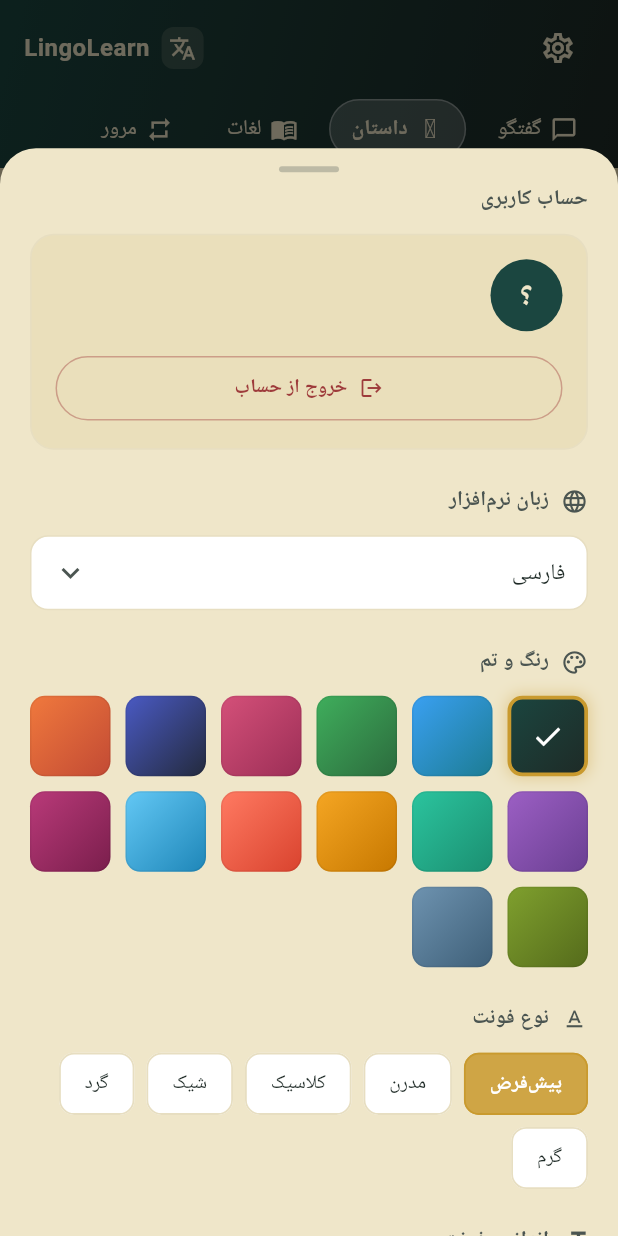
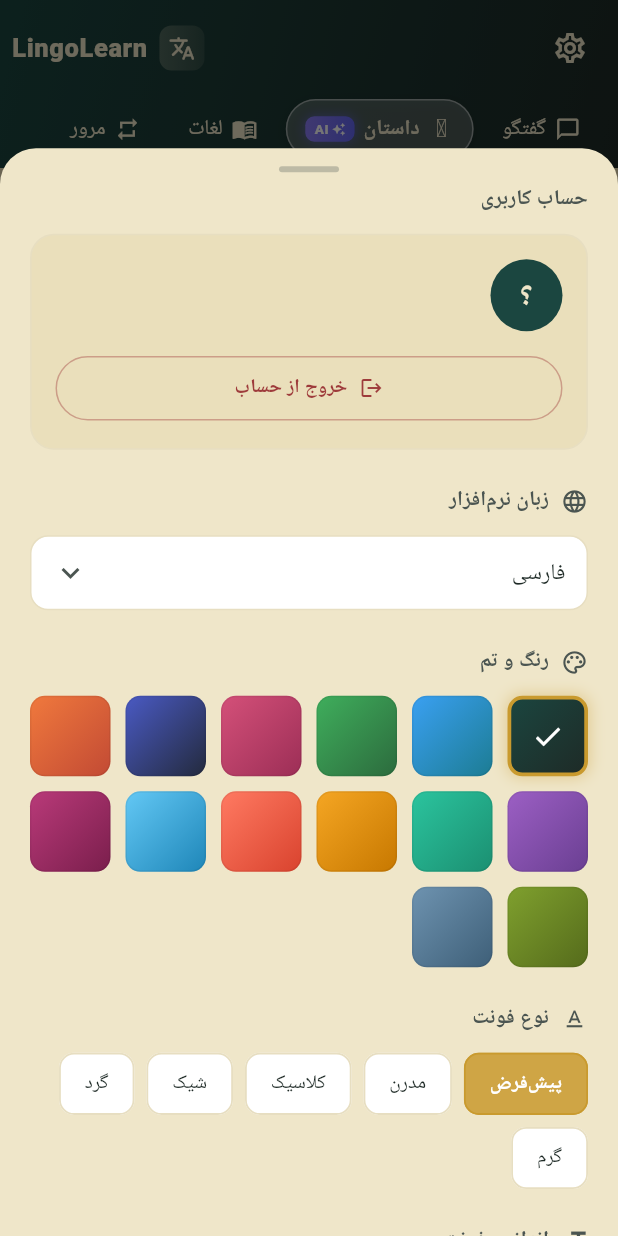
Before and after one commit to maryam1998/Zflut, a Flutter app: the screen it shows after launch, after a tap on the "settings" icon, on a phone screen of 412 x 824 dp. Run offline on Flutter 3.47's test engine with Material 3 defaults, Android fonts, the phone set to English and light mode, and no system bars; our stand-ins replace flutter_riverpod, go_router, shared_preferences, supabase_flutter; accounts and stored records are empty; generated files the repository leaves out were written again; Roboto replaces fonts that are missing (Vazirmatn); statements that could not run were skipped.

Commit message:
Update header_tabs.dart

```diff
--- a/lib/features/shell/widgets/header_tabs.dart
+++ b/lib/features/shell/widgets/header_tabs.dart
@@ -40,28 +40,31 @@ class HeaderTabs extends StatelessWidget {
         bottom: false,
         child: Column(
           children: [
-            // ── ردیف بالایی: لوگو + عنوان + تنظیمات ──
             Padding(
-              padding: const EdgeInsets.fromLTRB(16, 8, 16, 4),
+              padding: const EdgeInsets.fromLTRB(8, 8, 8, 4),
               child: Row(
                 children: [
                   IconButton(
                     onPressed: onSettingsTap,
                     icon: Icon(Icons.settings_outlined, color: c.headerText),
-                    tooltip: 'Settings',
                   ),
                   const Spacer(),
                   Row(
                     children: [
                       Container(
-                        width: 28,
-                        height: 28,
+                        width: 30,
+                        height: 30,
                         decoration: BoxDecoration(
-                          color: c.headerText.withOpacity(0.15),
+                          gradient: LinearGradient(
+                            colors: [
+                              c.headerText.withOpacity(0.25),
+                              c.headerText.withOpacity(0.10),
+                            ],
+                          ),
                           borderRadius: BorderRadius.circular(8),
                         ),
                         child: Icon(
-                          Icons.translate,
+                          Icons.translate_rounded,
                           size: 18,
                           color: c.headerText,
                         ),
@@ -71,9 +74,9 @@ class HeaderTabs extends StatelessWidget {
                         'LingoLearn',
                         style: TextStyle(
                           color: c.headerText,
-                          fontSize: 16,
-                          fontWeight: FontWeight.w700,
-                          letterSpacing: 0.3,
+                          fontSize: 17,
+                          fontWeight: FontWeight.w800,
+                          letterSpacing: 0.4,
                         ),
                       ),
                     ],
@@ -81,8 +84,6 @@ class HeaderTabs extends StatelessWidget {
                 ],
               ),
             ),
-
-            // ── ردیف پایینی: گروه‌ها ──
             SizedBox(
               height: 52,
               child: ListView.separated(
@@ -98,6 +99,7 @@ class HeaderTabs extends StatelessWidget {
                     label: _labelFor(L, group.labelKey),
                     active: active,
                     headerText: c.headerText,
+                    isAi: group.isAiPowered,
                     onTap: () => onGroupSelected(group),
                   );
                 },
@@ -124,6 +126,7 @@ class _HeaderChip extends StatelessWidget {
   final IconData icon;
   final String label;
   final bool active;
+  final bool isAi;
   final Color headerText;
   final VoidCallback onTap;
 
@@ -131,6 +134,7 @@ class _HeaderChip extends StatelessWidget {
     required this.icon,
     required this.label,
     required this.active,
+    required this.isAi,
     required this.headerText,
     required this.onTap,
   });
@@ -141,16 +145,21 @@ class _HeaderChip extends StatelessWidget {
       duration: const Duration(milliseconds: 200),
       curve: Curves.easeOut,
       decoration: BoxDecoration(
-        color: active
-            ? Colors.white.withOpacity(0.20)
-            : Colors.transparent,
+        color: active ? Colors.white.withOpacity(0.22) : Colors.transparent,
         borderRadius: BorderRadius.circular(999),
         border: Border.all(
-          color: active
-              ? Colors.white.withOpacity(0.35)
-              : Colors.transparent,
+          color: active ? Colors.white.withOpacity(0.45) : Colors.transparent,
           width: 1,
         ),
+        boxShadow: active
+            ? [
+                BoxShadow(
+                  color: Colors.black.withOpacity(0.15),
+                  blurRadius: 6,
+                  offset: const Offset(0, 2),
+                ),
+              ]
+            : null,
       ),
       child: Material(
         color: Colors.transparent,
@@ -158,19 +167,24 @@ class _HeaderChip extends StatelessWidget {
           borderRadius: BorderRadius.circular(999),
           onTap: onTap,
           child: Padding(
-            padding: const EdgeInsets.symmetric(horizontal: 14, vertical: 8),
+            padding: const EdgeInsets.symmetric(horizontal: 12, vertical: 8),
             child: Row(
+              mainAxisSize: MainAxisSize.min,
               children: [
-                Icon(icon, size: 18, color: headerText),
+                Icon(icon, size: 17, color: headerText),
                 const SizedBox(width: 6),
                 Text(
                   label,
                   style: TextStyle(
                     color: headerText,
-                    fontWeight: active ? FontWeight.w700 : FontWeight.w500,
+                    fontWeight: active ? FontWeight.w800 : FontWeight.w500,
                     fontSize: 14,
                   ),
                 ),
+                if (isAi) ...[
+                  const SizedBox(width: 6),
+                  _AiBadge(active: active),
+                ],
               ],
             ),
           ),
@@ -179,3 +193,52 @@ class _HeaderChip extends StatelessWidget {
     );
   }
 }
+
+/// نشان کوچک AI با گرادیانت بنفش-آبی (رنگ استاندارد AI).
+class _AiBadge extends StatelessWidget {
+  final bool active;
+  const _AiBadge({required this.active});
+
+  @override
+  Widget build(BuildContext context) {
+    return Container(
+      padding: const EdgeInsets.symmetric(horizontal: 6, vertical: 2),
+      decoration: BoxDecoration(
+        gradient: LinearGradient(
+          colors: active
+              ? [const Color(0xFF8B7CF6), const Color(0xFF6366F1)]
+              : [
+                  Colors.white.withOpacity(0.30),
+                  Colors.white.withOpacity(0.15),
+                ],
+        ),
+        borderRadius: BorderRadius.circular(6),
+        boxShadow: active
+            ? [
+                BoxShadow(
+                  color: const Color(0xFF6366F1).withOpacity(0.5),
+                  blurRadius: 6,
+                  spreadRadius: 0.5,
+                ),
+              ]
+            : null,
+      ),
+      child: Row(
+        mainAxisSize: MainAxisSize.min,
+        children: [
+          Icon(Icons.auto_awesome, size: 9, color: Colors.white),
+          const SizedBox(width: 2),
+          Text(
+            'AI',
+            style: TextStyle(
+              color: Colors.white,
+              fontSize: 9,
+              fontWeight: FontWeight.w900,
+              letterSpacing: 0.5,
+            ),
+          ),
+        ],
+      ),
+    );
+  }
+}
```
